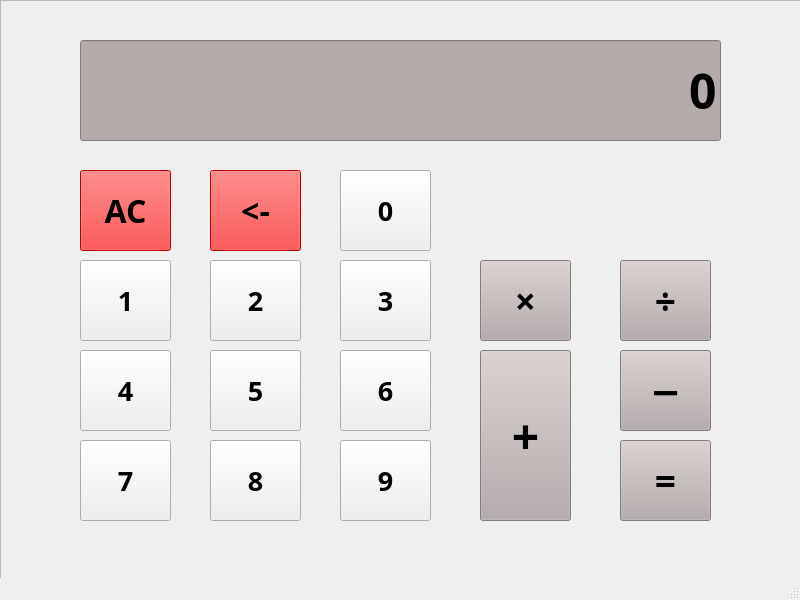
This is mainwindow.ui in HH1243/Calculator as Qt 5 draws it before an edit. The edited form follows.
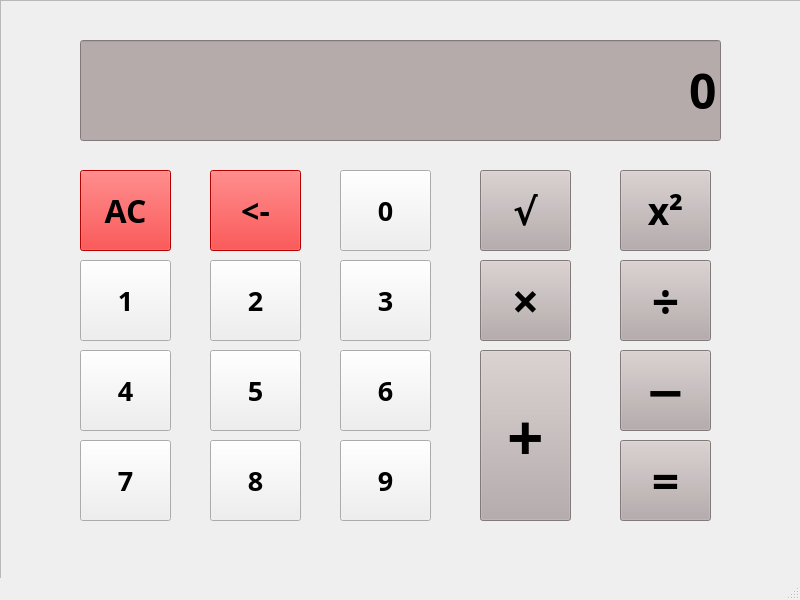
This is the edited form.

Commit message: Calculator V1.2, added unary operations square root and square

Diff of the .ui file:
```diff
--- a/mainwindow.ui
+++ b/mainwindow.ui
@@ -400,8 +400,8 @@
      </property>
      <property name="font">
       <font>
-       <family>Segoe UI Black</family>
-       <pointsize>36</pointsize>
+       <family>Segoe UI Semibold</family>
+       <pointsize>48</pointsize>
        <bold>true</bold>
       </font>
      </property>
@@ -429,8 +429,8 @@
      </property>
      <property name="font">
       <font>
-       <family>Segoe UI Black</family>
-       <pointsize>28</pointsize>
+       <family>Segoe UI Semibold</family>
+       <pointsize>36</pointsize>
        <bold>true</bold>
       </font>
      </property>
@@ -458,8 +458,8 @@
      </property>
      <property name="font">
       <font>
-       <family>Segoe UI Black</family>
-       <pointsize>28</pointsize>
+       <family>Segoe UI Semibold</family>
+       <pointsize>36</pointsize>
        <bold>true</bold>
       </font>
      </property>
@@ -487,8 +487,8 @@
      </property>
      <property name="font">
       <font>
-       <family>Segoe UI Black</family>
-       <pointsize>28</pointsize>
+       <family>Segoe UI Semibold</family>
+       <pointsize>36</pointsize>
        <bold>true</bold>
       </font>
      </property>
@@ -516,8 +516,8 @@
      </property>
      <property name="font">
       <font>
-       <family>Segoe UI Black</family>
-       <pointsize>28</pointsize>
+       <family>Segoe UI Semibold</family>
+       <pointsize>36</pointsize>
        <bold>true</bold>
       </font>
      </property>
@@ -618,6 +618,64 @@
       </size>
      </property>
     </widget>
+    <widget class="QPushButton" name="SquareRoot">
+     <property name="geometry">
+      <rect>
+       <x>480</x>
+       <y>170</y>
+       <width>91</width>
+       <height>81</height>
+      </rect>
+     </property>
+     <property name="font">
+      <font>
+       <family>Segoe UI Semibold</family>
+       <pointsize>28</pointsize>
+       <bold>true</bold>
+      </font>
+     </property>
+     <property name="styleSheet">
+      <string notr="true">background-color: rgb(182, 171, 171)</string>
+     </property>
+     <property name="text">
+      <string>√</string>
+     </property>
+     <property name="iconSize">
+      <size>
+       <width>20</width>
+       <height>20</height>
+      </size>
+     </property>
+    </widget>
+    <widget class="QPushButton" name="Square">
+     <property name="geometry">
+      <rect>
+       <x>620</x>
+       <y>170</y>
+       <width>91</width>
+       <height>81</height>
+      </rect>
+     </property>
+     <property name="font">
+      <font>
+       <family>Segoe UI Semibold</family>
+       <pointsize>28</pointsize>
+       <bold>true</bold>
+      </font>
+     </property>
+     <property name="styleSheet">
+      <string notr="true">background-color: rgb(182, 171, 171)</string>
+     </property>
+     <property name="text">
+      <string>x²</string>
+     </property>
+     <property name="iconSize">
+      <size>
+       <width>20</width>
+       <height>20</height>
+      </size>
+     </property>
+    </widget>
    </widget>
   </widget>
   <widget class="QStatusBar" name="statusbar"/>
```
The commit also changes 2 other files.
